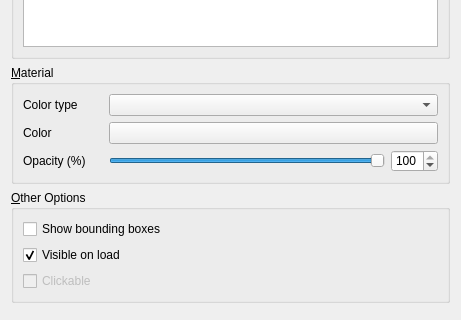
First picture: the form in ui/pcproperties.ui, repository minorua/Qgis2threejs, before the edit; both pictures show x 0 to 461 and y 227 to 547 of the 461 by 547 pixel window.
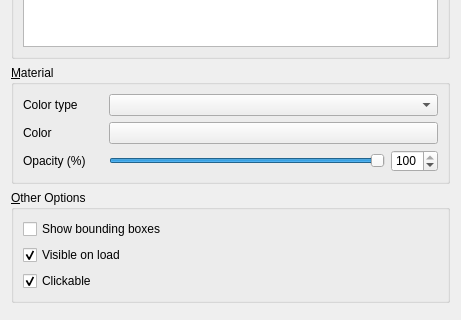
Second picture: the form after the edit. Custom widgets are drawn as their Qt base class.

Patch:
```diff
--- a/ui/pcproperties.ui
+++ b/ui/pcproperties.ui
@@ -212,14 +212,11 @@
       </item>
       <item>
        <widget class="QCheckBox" name="checkBox_Clickable">
-        <property name="enabled">
-         <bool>false</bool>
-        </property>
         <property name="text">
          <string>Clickable</string>
         </property>
         <property name="checked">
-         <bool>false</bool>
+         <bool>true</bool>
         </property>
        </widget>
       </item>
```
